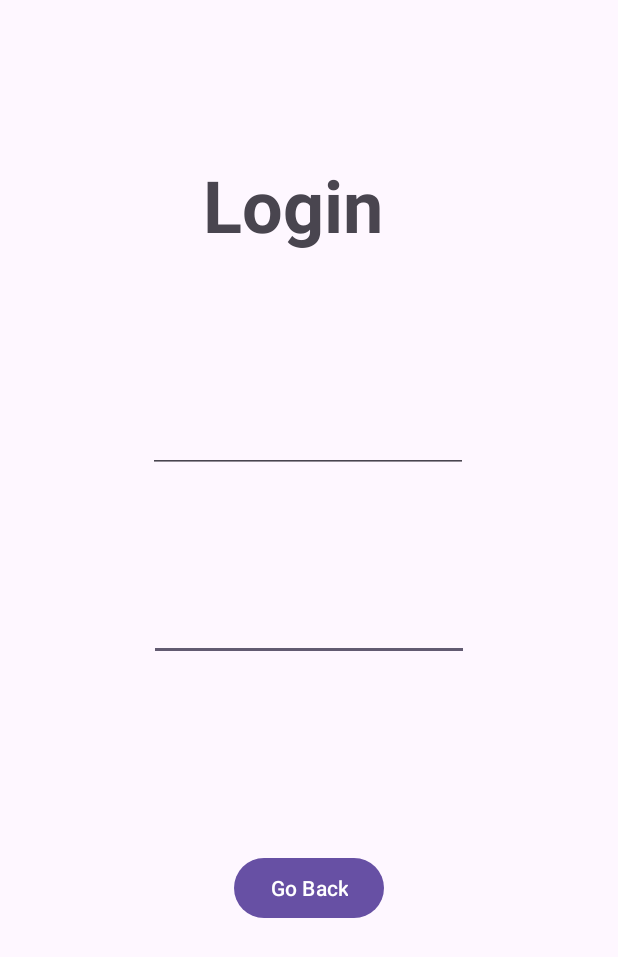
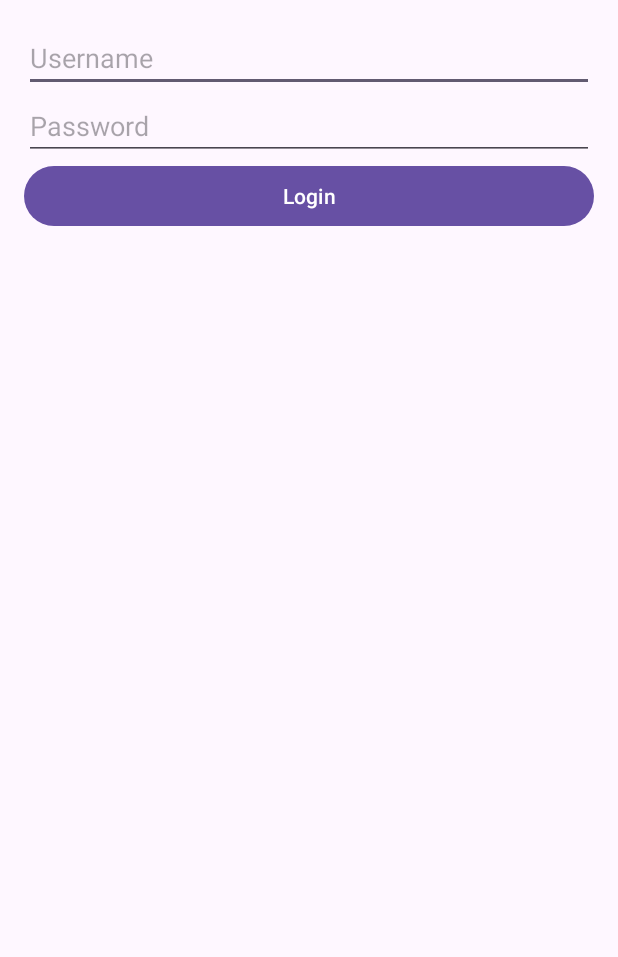
Before and after one commit to TheGodOfHyperDeath/New, an Android app: the MainActivity2 screen opened directly, with no data from a screen before it, on a phone screen of 412 x 824 dp. Shown: the top 957 px of the screen. Run offline under Robolectric (Android 15) with nearby library versions, the phone set to English and light mode, and no system bars.

Commit message:
good change

```diff
--- a/app/src/main/java/com/example/myapplication/MainActivity2.java
+++ b/app/src/main/java/com/example/myapplication/MainActivity2.java
@@ -4,35 +4,40 @@ import android.content.Intent;
 import android.os.Bundle;
 import android.view.View;
 import android.widget.Button;
+import android.widget.EditText;
+import android.widget.Toast;
 
-import androidx.activity.EdgeToEdge;
 import androidx.appcompat.app.AppCompatActivity;
-import androidx.core.graphics.Insets;
-import androidx.core.view.ViewCompat;
-import androidx.core.view.WindowInsetsCompat;
+
+import com.example.myapplication.R;
 
 public class MainActivity2 extends AppCompatActivity {
 
     @Override
     protected void onCreate(Bundle savedInstanceState) {
         super.onCreate(savedInstanceState);
-        EdgeToEdge.enable(this);
         setContentView(R.layout.activity_main2);
 
-        ViewCompat.setOnApplyWindowInsetsListener(findViewById(R.id.main), (v, insets) -> {
-            Insets systemBars = insets.getInsets(WindowInsetsCompat.Type.systemBars());
-            v.setPadding(systemBars.left, systemBars.top, systemBars.right, systemBars.bottom);
-            return insets;
-        });
+        EditText usernameEditText = findViewById(R.id.et_username);
+        EditText passwordEditText = findViewById(R.id.et_password);
+        Button loginButton = findViewById(R.id.btn_login);
 
-        // Button to navigate back to MainActivity
-        Button button2 = findViewById(R.id.button2);
-        button2.setOnClickListener(new View.OnClickListener() {
+        loginButton.setOnClickListener(new View.OnClickListener() {
             @Override
-            public void onClick(View v) {
-                Intent intent = new Intent(MainActivity2.this, MainActivity.class);
-                startActivity(intent);
-                finish(); // Optional to avoid stacking activities
+            public void onClick(View view) {
+                String username = usernameEditText.getText().toString();
+                String password = passwordEditText.getText().toString();
+
+                // 簡單驗證（實際開發中應結合伺服器驗證）
+                if ("user".equals(username) && "password".equals(password)) {
+                    // 登入成功，跳到主頁
+                    Intent intent = new Intent(MainActivity2.this, MainActivity2.class);
+                    startActivity(intent);
+                    finish(); // 關閉當前Activity
+                } else {
+                    // 登入失敗
+                    Toast.makeText(MainActivity2.this, "Invalid username or password", Toast.LENGTH_SHORT).show();
+                }
             }
         });
     }
--- a/app/src/main/res/layout/activity_main2.xml
+++ b/app/src/main/res/layout/activity_main2.xml
@@ -1,56 +1,27 @@
 <?xml version="1.0" encoding="utf-8"?>
-<androidx.constraintlayout.widget.ConstraintLayout
-    xmlns:android="http://schemas.android.com/apk/res/android"
-    xmlns:tools="http://schemas.android.com/tools"
-    xmlns:app="http://schemas.android.com/apk/res-auto"
-    android:id="@+id/main"
+<LinearLayout xmlns:android="http://schemas.android.com/apk/res/android"
     android:layout_width="match_parent"
     android:layout_height="match_parent"
-    tools:context=".MainActivity2">
+    android:orientation="vertical"
+    android:padding="16dp">
+
+  <EditText
+      android:id="@+id/et_username"
+      android:layout_width="match_parent"
+      android:layout_height="wrap_content"
+      android:hint="Username" />
+
+  <EditText
+      android:id="@+id/et_password"
+      android:layout_width="match_parent"
+      android:layout_height="wrap_content"
+      android:hint="Password"
+      android:inputType="textPassword" />
 
   <Button
-      android:id="@+id/button2"
-      android:layout_width="wrap_content"
+      android:id="@+id/btn_login"
+      android:layout_width="match_parent"
       android:layout_height="wrap_content"
-      android:layout_marginTop="568dp"
-      android:text="Go Back"
-      app:layout_constraintEnd_toEndOf="parent"
-      app:layout_constraintStart_toStartOf="parent"
-      app:layout_constraintTop_toTopOf="parent" />
+      android:text="Login" />
 
-  <EditText
-      android:id="@+id/editTextTextPassword"
-      android:layout_width="wrap_content"
-      android:layout_height="wrap_content"
-      android:layout_marginTop="80dp"
-      android:ems="10"
-      android:inputType="textPassword"
-      app:layout_constraintEnd_toEndOf="parent"
-      app:layout_constraintStart_toStartOf="parent"
-      app:layout_constraintTop_toBottomOf="@+id/editTextTextEmailAddress" />
-
-  <EditText
-      android:id="@+id/editTextTextEmailAddress"
-      android:layout_width="wrap_content"
-      android:layout_height="wrap_content"
-      android:layout_marginTop="88dp"
-      android:ems="10"
-      android:inputType="textEmailAddress"
-      app:layout_constraintEnd_toEndOf="parent"
-      app:layout_constraintHorizontal_bias="0.497"
-      app:layout_constraintStart_toStartOf="parent"
-      app:layout_constraintTop_toBottomOf="@+id/textView" />
-
-  <TextView
-      android:id="@+id/textView"
-      android:layout_width="141dp"
-      android:layout_height="78dp"
-      android:layout_marginTop="104dp"
-      android:text="Login"
-      android:textSize="48sp"
-      android:textStyle="bold"
-      app:layout_constraintEnd_toEndOf="parent"
-      app:layout_constraintStart_toStartOf="parent"
-      app:layout_constraintTop_toTopOf="parent" />
-
-</androidx.constraintlayout.widget.ConstraintLayout>
+</LinearLayout>
```
